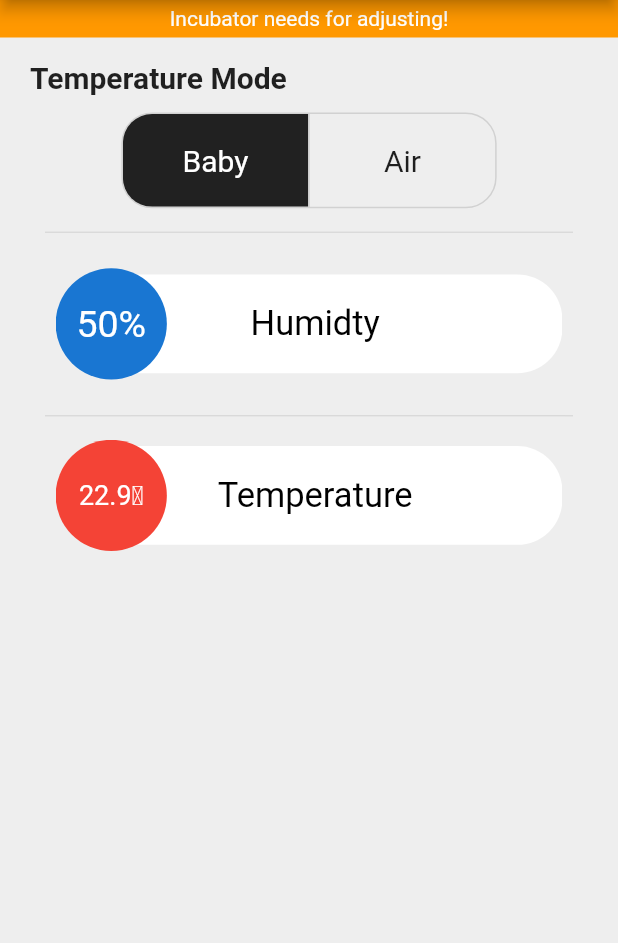
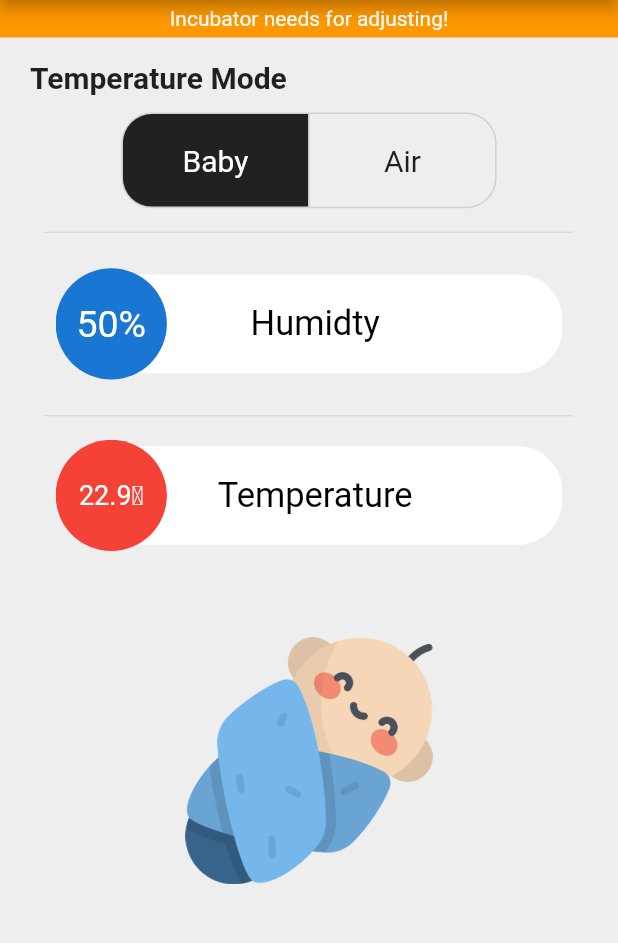
Before and after one commit to Zeyad-Amr/Infant-Incubator-System, a Flutter app: the Home screen opened directly, on a phone screen of 412 x 824 dp, the part 84-1027 px from its top. Run offline on Flutter 3.47's test engine with Material 2 defaults, Android fonts, the phone set to English and light mode, and no system bars; our stand-ins replace awesome_dialog, dotted_border, firebase_core, flutter_bluetooth_serial; missing offline and left inert: firebase_core_web, flutter_overboard; accounts and stored records are empty; statements that could not run were skipped.

Commit message:
ref dialog

```diff
--- a/control_app/lib/home.dart
+++ b/control_app/lib/home.dart
@@ -1,3 +1,4 @@
+import 'dart:convert';
 import 'dart:typed_data';
 import 'package:awesome_dialog/awesome_dialog.dart';
 import 'package:control_app/models/readings.dart';
@@ -50,6 +51,18 @@ class _HomeState extends State<Home> {
 
       default:
         return 'Incubator is Off';
+    }
+  }
+
+  sendMessage(String text, connection) async {
+    text = text.trim();
+    if (text.length > 0) {
+      try {
+        connection.output.add(utf8.encode(text + "\r\n"));
+        await connection.output.allSent;
+      } catch (e) {
+        setState(() {});
+      }
     }
   }
 
@@ -227,10 +240,20 @@ class _HomeState extends State<Home> {
     return Colors.red;
   }
 
+  /// Start UI Variables ///
   bool modeSwitchValue = false;
   List<bool> selectedMode = [true, false];
   List<double> cornersTemp = [22.3, 22.3, 25.7, 21.5];
   bool isAdjusting = false;
+
+  /// End UI Variables ///
+
+  /// Start Dialog Variables ///
+  double tempRef = 37.0;
+  int humidtyRef = 50;
+  final formGlobalKey = GlobalKey<FormState>();
+
+  /// End Dialog Variables ///
   @override
   Widget build(BuildContext context) {
     if (kIsWeb) {
@@ -246,6 +269,7 @@ class _HomeState extends State<Home> {
       widths = MediaQuery.of(context).size.height;
       // heights = MediaQuery.of(context).size.width;
     }
+
     return Scaffold(
       appBar: AppBar(
         title: const Text("Infant Incubator"),
@@ -270,7 +294,9 @@ class _HomeState extends State<Home> {
               },
             ),
           ),
-          Padding(
+          Form(
+            key: formGlobalKey,
+            child: Padding(
               padding: const EdgeInsets.all(8.0),
               child: IconButton(
                 icon: Icon(Icons.settings),
@@ -282,8 +308,18 @@ class _HomeState extends State<Home> {
                     dialogType: DialogType.question,
                     showCloseIcon: true,
                     btnOkOnPress: () {
-                    // Navigator.of(context).pop();
+                      debugPrint(formGlobalKey.currentState!
+                              .validate()
+                              .toString() +
+                          '${(tempRef * 10).toInt()}${(humidtyRef * 10).toInt()}');
+                      if (formGlobalKey.currentState!.validate()) {
+                        sendMessage(
+                            '${(tempRef * 10).toInt()}${(humidtyRef * 10).toInt()}',
+                            connection);
+                      }
                     },
+                    buttonsBorderRadius: BorderRadius.circular(15),
+                    buttonsTextStyle: TextStyle(fontSize: 18),
                     btnOkText: 'Save',
                     btnOkColor: Colors.grey[900],
                     onDismissCallback: (type) {
@@ -295,20 +331,41 @@ class _HomeState extends State<Home> {
                           padding: const EdgeInsets.all(8.0),
                           child: Text(
                             'Enter suitable references',
-                          style: TextStyle(fontSize: 18),
+                            style: TextStyle(fontSize: 16),
                           ),
                         ),
                         Padding(
                           padding: const EdgeInsets.symmetric(
                               horizontal: 15, vertical: 8),
                           child: TextFormField(
+                            initialValue: tempRef.toString(),
                             onChanged: (val) {
-                            setState(() {});
+                              setState(() {
+                                if (val != '') {
+                                  tempRef = double.parse(
+                                      double.parse(val).toStringAsFixed(1));
+                                } else {
+                                  tempRef = 0.0;
+                                }
+                              });
+                              debugPrint(tempRef.toString());
                             },
                             validator: (value) {
-                            if (int.parse(value!) >= 50) {}
+                              if (double.parse(double.parse(
+                                              value == '' ? '0' : value!)
+                                          .toStringAsFixed(1)) <
+                                      36.5 ||
+                                  double.parse(double.parse(
+                                              value == '' ? '0' : value!)
+                                          .toStringAsFixed(1)) >
+                                      37.2) {
+                                return "Temperature isn't valid - (Range 36.5℃ - 37.2℃)";
+                              } else {
+                                return null;
+                              }
                             },
-                          autovalidateMode: AutovalidateMode.onUserInteraction,
+                            autovalidateMode:
+                                AutovalidateMode.onUserInteraction,
                             keyboardType: TextInputType.number,
                             style: const TextStyle(
                                 color: Colors.black,
@@ -325,20 +382,20 @@ class _HomeState extends State<Home> {
                                 prefixIcon: Icon(Icons.thermostat_outlined,
                                     color: Colors.red),
                                 focusedBorder: OutlineInputBorder(
-                                borderSide:
-                                    BorderSide(color: Colors.grey, width: 1.0),
+                                  borderSide: BorderSide(
+                                      color: Colors.grey, width: 1.0),
                                   borderRadius:
                                       BorderRadius.all(Radius.circular(25.0)),
                                 ),
                                 enabledBorder: OutlineInputBorder(
-                                borderSide:
-                                    BorderSide(color: Colors.black, width: 1.0),
+                                  borderSide: BorderSide(
+                                      color: Colors.black, width: 1.0),
                                   borderRadius:
                                       BorderRadius.all(Radius.circular(25.0)),
                                 ),
                                 border: OutlineInputBorder(
-                                borderSide:
-                                    BorderSide(color: Colors.grey, width: 1.0),
+                                  borderSide: BorderSide(
+                                      color: Colors.grey, width: 1.0),
                                   borderRadius:
                                       BorderRadius.all(Radius.circular(25.0)),
                                 )),
@@ -348,13 +405,27 @@ class _HomeState extends State<Home> {
                           padding: const EdgeInsets.symmetric(
                               horizontal: 15, vertical: 8),
                           child: TextFormField(
+                            initialValue: humidtyRef.toString(),
                             onChanged: (val) {
-                            setState(() {});
+                              setState(() {
+                                if (val != '') {
+                                  humidtyRef = int.parse(val);
+                                } else {
+                                  humidtyRef = 0;
+                                }
+                              });
+                              debugPrint(humidtyRef.toString());
                             },
                             validator: (value) {
-                            if (int.parse(value!) >= 50) {}
+                              if (int.parse(value == '' ? '0' : value!) > 90 ||
+                                  int.parse(value == '' ? '0' : value!) < 40) {
+                                return "Humidty isn't valid - (Range 40% - 90%)";
+                              } else {
+                                return null;
+                              }
                             },
-                          autovalidateMode: AutovalidateMode.onUserInteraction,
+                            autovalidateMode:
+                                AutovalidateMode.onUserInteraction,
                             keyboardType: TextInputType.number,
                             style: const TextStyle(
                                 color: Colors.black,
@@ -368,23 +439,23 @@ class _HomeState extends State<Home> {
                                     decorationColor: Colors.black),
                                 labelText: 'Humidty Reference',
                                 hintText: 'Humidty Reference',
-                              prefixIcon: Icon(Icons.thermostat_outlined,
-                                  color: Colors.red),
+                                prefixIcon:
+                                    Icon(Icons.water_drop, color: Colors.blue),
                                 focusedBorder: OutlineInputBorder(
-                                borderSide:
-                                    BorderSide(color: Colors.grey, width: 1.0),
+                                  borderSide: BorderSide(
+                                      color: Colors.grey, width: 1.0),
                                   borderRadius:
                                       BorderRadius.all(Radius.circular(25.0)),
                                 ),
                                 enabledBorder: OutlineInputBorder(
-                                borderSide:
-                                    BorderSide(color: Colors.black, width: 1.0),
+                                  borderSide: BorderSide(
+                                      color: Colors.black, width: 1.0),
                                   borderRadius:
                                       BorderRadius.all(Radius.circular(25.0)),
                                 ),
                                 border: OutlineInputBorder(
-                                borderSide:
-                                    BorderSide(color: Colors.grey, width: 1.0),
+                                  borderSide: BorderSide(
+                                      color: Colors.grey, width: 1.0),
                                   borderRadius:
                                       BorderRadius.all(Radius.circular(25.0)),
                                 )),
@@ -396,11 +467,12 @@ class _HomeState extends State<Home> {
                 },
               ),
             ),
+          ),
         ],
       ),
       body: Container(
         color: Colors.grey[200],
-        child: Column(
+        child: ListView(
           children: [
             Container(
               child: Center(
@@ -514,7 +586,17 @@ class _HomeState extends State<Home> {
                     ),
                   ),
                   selectedMode[0]
-                      ? SizedBox()
+                      ? Container(
+                          height: widths * 0.6,
+                          child: Center(
+                            child: Image(
+                              width: widths * 0.4,
+                              image: AssetImage(
+                                'assets/baby.png',
+                              ),
+                            ),
+                          ),
+                        )
                       : Padding(
                           padding: const EdgeInsets.symmetric(horizontal: 30),
                           child: DottedBorder(
@@ -523,7 +605,22 @@ class _HomeState extends State<Home> {
                               dashPattern: [10, 10],
                               borderType: BorderType.RRect,
                               radius: Radius.circular(20),
-                              child: Column(
+                              child: Stack(
+                                children: [
+                                  Positioned(
+                                    child: Container(
+                                      height: widths * 0.6,
+                                      child: Center(
+                                        child: Image(
+                                          width: widths * 0.4,
+                                          image: AssetImage(
+                                            'assets/baby.png',
+                                          ),
+                                        ),
+                                      ),
+                                    ),
+                                  ),
+                                  Column(
                                     children: [
                                       Row(
                                         mainAxisSize: MainAxisSize.min,
@@ -532,14 +629,16 @@ class _HomeState extends State<Home> {
                                             child: Container(
                                               height: widths * 0.3,
                                               decoration: BoxDecoration(
-                                            color: getCornerColor(0),
+                                                color: getCornerColor(0)!
+                                                    .withOpacity(0.85),
                                                 borderRadius: BorderRadius.only(
                                                   topLeft: Radius.circular(20),
                                                 ),
                                               ),
                                               child: Center(
                                                 child: Text(
-                                              cornersTemp[0].toString() + '℃',
+                                                  cornersTemp[0].toString() +
+                                                      '℃',
                                                   style: TextStyle(
                                                     fontSize: 25,
                                                   ),
@@ -551,14 +650,16 @@ class _HomeState extends State<Home> {
                                             child: Container(
                                               height: widths * 0.3,
                                               decoration: BoxDecoration(
-                                            color: getCornerColor(1),
+                                                color: getCornerColor(1)!
+                                                    .withOpacity(0.85),
                                                 borderRadius: BorderRadius.only(
                                                   topRight: Radius.circular(20),
                                                 ),
                                               ),
                                               child: Center(
                                                 child: Text(
-                                              cornersTemp[1].toString() + '℃',
+                                                  cornersTemp[1].toString() +
+                                                      '℃',
                                                   style: TextStyle(
                                                     fontSize: 25,
                                                   ),
@@ -575,14 +676,17 @@ class _HomeState extends State<Home> {
                                             child: Container(
                                               height: widths * 0.3,
                                               decoration: BoxDecoration(
-                                            color: getCornerColor(2),
+                                                color: getCornerColor(2)!
+                                                    .withOpacity(0.85),
                                                 borderRadius: BorderRadius.only(
-                                              bottomLeft: Radius.circular(20),
+                                                  bottomLeft:
+                                                      Radius.circular(20),
                                                 ),
                                               ),
                                               child: Center(
                                                 child: Text(
-                                              cornersTemp[2].toString() + '℃',
+                                                  cornersTemp[2].toString() +
+                                                      '℃',
                                                   style: TextStyle(
                                                     fontSize: 25,
                                                   ),
@@ -594,20 +698,25 @@ class _HomeState extends State<Home> {
                                             child: Container(
                                               height: widths * 0.3,
                                               decoration: BoxDecoration(
-                                            color: getCornerColor(3),
+                                                color: getCornerColor(3)!
+                                                    .withOpacity(0.85),
                                                 borderRadius: BorderRadius.only(
-                                              bottomRight: Radius.circular(20),
+                                                  bottomRight:
+                                                      Radius.circular(20),
                                                 ),
                                               ),
                                               child: Center(
                                                 child: Text(
-                                              cornersTemp[3].toString() + '℃',
+                                                  cornersTemp[3].toString() +
+                                                      '℃',
                                                   style: TextStyle(
                                                     fontSize: 25,
                                                   ),
                                                 ),
                                               ),
                                             ),
+                                          ),
+                                        ],
                                       ),
                                     ],
                                   ),
```
Also changed, not shown: control_app/assets/baby.png (added). Lines whose indentation alone changed are shown as unchanged.
